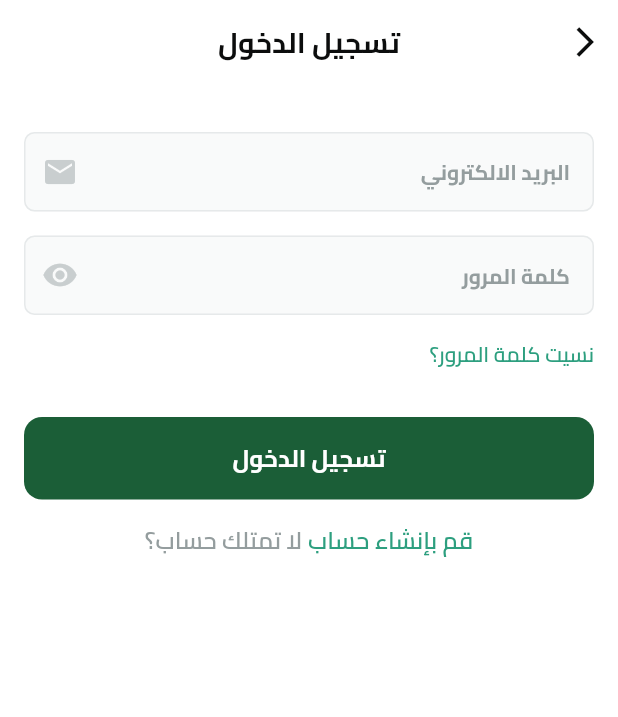
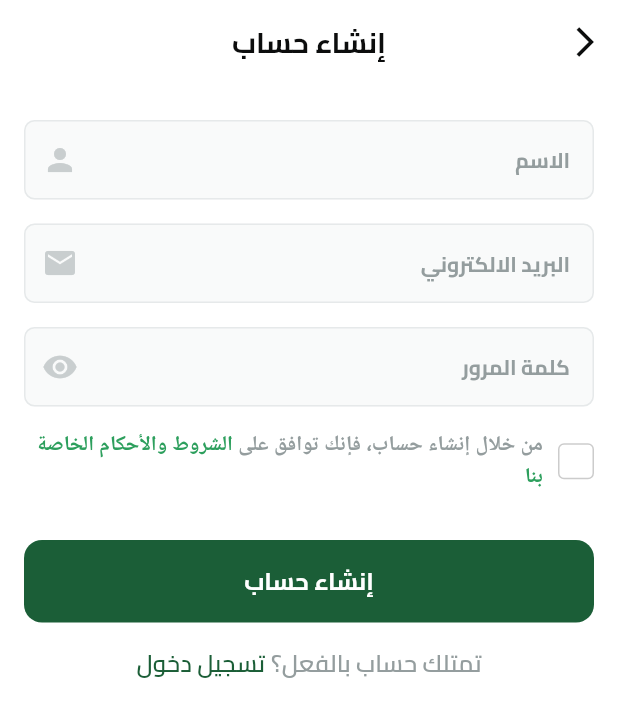
Before and after one commit to mohamedatta24/fruits_ecommerce, a Flutter app: the LoginView screen opened directly, after a tap on "قم بإنشاء حساب", on a phone screen of 412 x 824 dp. Shown: the top 717 px of the screen. Run offline on Flutter 3.47's test engine with Material 3 defaults, Android fonts, the light colour scheme and no system bars; our stand-ins replace dots_indicator, flutter_svg, shared_preferences; accounts and stored records are empty.

Commit message:
finsh sign up ui

```diff
--- a/lib/core/utils/app_images.dart
+++ b/lib/core/utils/app_images.dart
@@ -5,6 +5,8 @@ class Assets {
   static const String imagesBackground1 = "assets/images/background_1.svg";
 
   static const String imagesBackground2 = "assets/images/background_2.svg";
+
+  static const String imagesCheck = "assets/images/check.svg";
 
   static const String imagesCircles = "assets/images/circles.svg";
 
--- /dev/null
+++ b/lib/features/auth/presentation/views/signup_view.dart
@@ -0,0 +1,15 @@
+import 'package:flutter/material.dart';
+import 'package:fruits_ecommerce/core/widgets/custom_app_bar.dart';
+import 'package:fruits_ecommerce/features/auth/presentation/views/widgets/signup_view_body.dart';
+
+class SignupView extends StatelessWidget {
+  const SignupView({super.key});
+
+  @override
+  Widget build(BuildContext context) {
+    return Scaffold(
+      appBar: buildAppBar(context, title: "إنشاء حساب"),
+      body: const SafeArea(child: SignupViewBody()),
+    );
+  }
+}
--- /dev/null
+++ b/lib/features/auth/presentation/views/widgets/already_have_an_account.dart
@@ -0,0 +1,36 @@
+import 'package:flutter/material.dart';
+
+class AlreadyHaveAnAccount extends StatelessWidget {
+  const AlreadyHaveAnAccount({super.key});
+
+  @override
+  Widget build(BuildContext context) {
+    return Row(
+      mainAxisAlignment: MainAxisAlignment.center,
+      children: [
+        const Text(
+          "تمتلك حساب بالفعل؟",
+          style: TextStyle(
+            color: Color(0xff949D9E),
+            fontSize: 16.0,
+            fontWeight: FontWeight.w600,
+          ),
+        ),
+        const SizedBox(width: 4.0),
+        GestureDetector(
+          onTap: () {
+            Navigator.pop(context);
+          },
+          child: const Text(
+            "تسجيل دخول",
+            style: TextStyle(
+              color: Color(0xff1B5E37),
+              fontSize: 16.0,
+              fontWeight: FontWeight.w600,
+            ),
+          ),
+        ),
+      ],
+    );
+  }
+}
--- /dev/null
+++ b/lib/features/auth/presentation/views/widgets/custom_check_box.dart
@@ -0,0 +1,38 @@
+import 'package:flutter/material.dart';
+import 'package:flutter_svg/svg.dart';
+import 'package:fruits_ecommerce/core/utils/app_images.dart';
+
+class CustomCheckBox extends StatelessWidget {
+  const CustomCheckBox({
+    super.key,
+    required this.isCheck,
+    required this.onChanged,
+  });
+
+  final bool isCheck;
+  final ValueChanged<bool> onChanged;
+
+  @override
+  Widget build(BuildContext context) {
+    return GestureDetector(
+      onTap: () {
+        onChanged(!isCheck);
+      },
+      child: AnimatedContainer(
+        duration: const Duration(milliseconds: 200),
+        width: 24.0,
+        height: 24.0,
+        decoration: BoxDecoration(
+          color: isCheck ? const Color(0xff1B5E37) : Colors.white,
+          borderRadius: BorderRadius.circular(4.0),
+          border: Border.all(
+            color: isCheck ? const Color(0xff1B5E37) : const Color(0xffCCCCCC),
+          ),
+        ),
+        child: isCheck
+            ? Center(child: SvgPicture.asset(Assets.imagesCheck))
+            : null,
+      ),
+    );
+  }
+}
--- a/lib/features/auth/presentation/views/widgets/dont_have_an_account.dart
+++ b/lib/features/auth/presentation/views/widgets/dont_have_an_account.dart
@@ -1,4 +1,5 @@
 import 'package:flutter/material.dart';
+import 'package:fruits_ecommerce/features/auth/presentation/views/signup_view.dart';
 
 class DontHaveAnAccount extends StatelessWidget {
   const DontHaveAnAccount({super.key, this.onTap});
@@ -10,7 +11,16 @@ class DontHaveAnAccount extends StatelessWidget {
       mainAxisAlignment: MainAxisAlignment.center,
       children: [
         GestureDetector(
-          onTap: onTap,
+          onTap: () {
+            Navigator.push(
+              context,
+              MaterialPageRoute(
+                builder: (context) {
+                  return const SignupView();
+                },
+              ),
+            );
+          },
           child: const Text(
             "قم بإنشاء حساب",
             style: TextStyle(
--- /dev/null
+++ b/lib/features/auth/presentation/views/widgets/signup_view_body.dart
@@ -0,0 +1,41 @@
+import 'package:flutter/material.dart';
+import 'package:fruits_ecommerce/core/widgets/custom_button.dart';
+import 'package:fruits_ecommerce/features/auth/presentation/views/widgets/already_have_an_account.dart';
+import 'package:fruits_ecommerce/features/auth/presentation/views/widgets/custom_text_form_field.dart';
+import 'package:fruits_ecommerce/features/auth/presentation/views/widgets/password_field.dart';
+import 'package:fruits_ecommerce/features/auth/presentation/views/widgets/terms_and_conditions_widget.dart';
+
+class SignupViewBody extends StatelessWidget {
+  const SignupViewBody({super.key});
+
+  @override
+  Widget build(BuildContext context) {
+    return Padding(
+      padding: const EdgeInsets.symmetric(horizontal: 16.0),
+      child: Column(
+        children: [
+          const SizedBox(height: 24.0),
+          CustomTextFormField(
+            hintText: "الاسم",
+            suffixIcon: Icon(Icons.person, color: Color(0xffC9CECF)),
+          ),
+          const SizedBox(height: 16.0),
+          CustomTextFormField(
+            hintText: "البريد الالكتروني",
+            suffixIcon: Icon(Icons.email, color: Color(0xffC9CECF)),
+          ),
+          const SizedBox(height: 16.0),
+          const PasswordField(),
+          const SizedBox(height: 16.0),
+          TermsAndConditionsWidget(
+            onChanged: (value) {},
+          ),
+          const SizedBox(height: 32.0),
+          CustomButton(text: "إنشاء حساب", onTap: () {}),
+          const SizedBox(height: 16.0),
+          const AlreadyHaveAnAccount(),
+        ],
+      ),
+    );
+  }
+}
--- /dev/null
+++ b/lib/features/auth/presentation/views/widgets/terms_and_conditions_widget.dart
@@ -0,0 +1,72 @@
+import 'package:flutter/material.dart';
+import 'package:flutter/gestures.dart';
+import 'package:fruits_ecommerce/features/auth/presentation/views/widgets/custom_check_box.dart';
+
+class TermsAndConditionsWidget extends StatefulWidget {
+  const TermsAndConditionsWidget({super.key, required this.onChanged});
+
+  final ValueChanged<bool> onChanged;
+  @override
+  State<TermsAndConditionsWidget> createState() =>
+      _TermsAndConditionsWidgetState();
+}
+
+class _TermsAndConditionsWidgetState extends State<TermsAndConditionsWidget> {
+  bool isTermsAccepted = false;
+  late TapGestureRecognizer _tapGestureRecognizer;
+
+  @override
+  void initState() {
+    super.initState();
+    _tapGestureRecognizer = TapGestureRecognizer()..onTap = () {};
+  }
+
+  @override
+  void dispose() {
+    _tapGestureRecognizer.dispose();
+    super.dispose();
+  }
+
+  @override
+  Widget build(BuildContext context) {
+    return Row(
+      children: [
+        CustomCheckBox(
+          isCheck: isTermsAccepted,
+          onChanged: (value) {
+            setState(() {
+              isTermsAccepted = value;
+              widget.onChanged(value);
+            });
+          },
+        ),
+        const SizedBox(width: 10.0),
+        Expanded(
+          child: Text.rich(
+            TextSpan(
+              children: [
+                const TextSpan(
+                  text: "من خلال إنشاء حساب، فإنك توافق على ",
+                  style: TextStyle(
+                    color: Color(0xff949D9E),
+                    fontSize: 14,
+                    fontWeight: FontWeight.w600,
+                  ),
+                ),
+                TextSpan(
+                  text: "الشروط والأحكام الخاصة بنا",
+                  style: const TextStyle(
+                    color: Color(0xff2D9F5D),
+                    fontSize: 14,
+                    fontWeight: FontWeight.w600,
+                  ),
+                  recognizer: _tapGestureRecognizer,
+                ),
+              ],
+            ),
+          ),
+        ),
+      ],
+    );
+  }
+}
```
Also changed, not shown: assets/images/check.svg (added).
